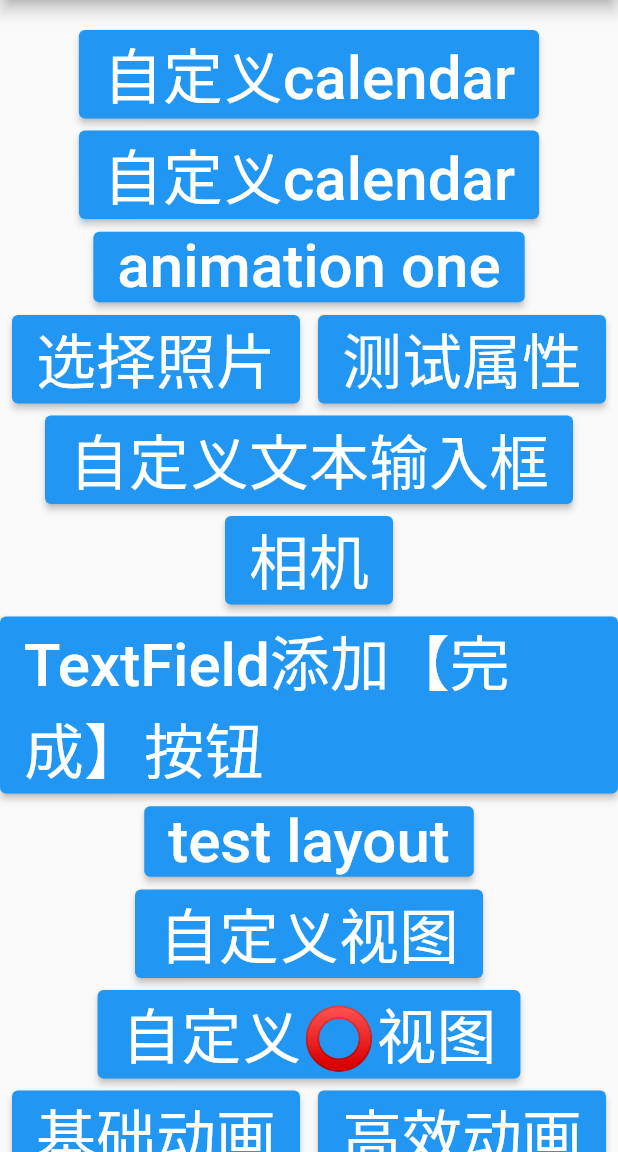
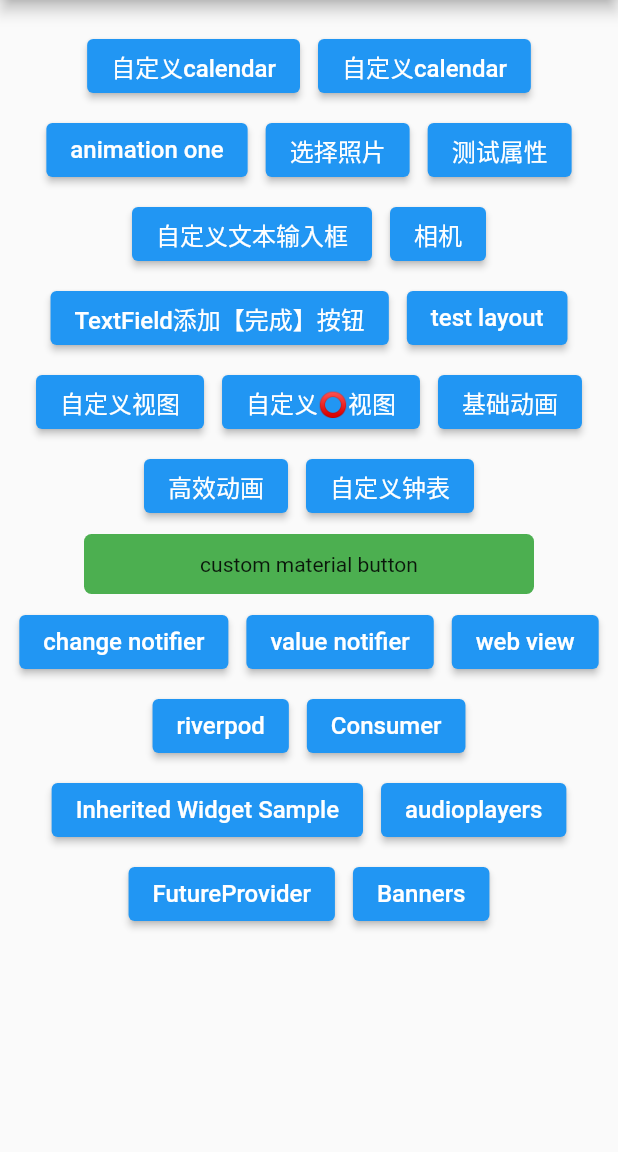
Before and after one commit to zishabei/flutter_repository, a Flutter app: the screen it shows after launch, on a phone screen of 412 x 824 dp, the part 84-1236 px from its top. Run offline on Flutter 3.47's test engine with Material 2 defaults, Android fonts, the phone set to English and light mode, and no system bars; our stand-ins replace audioplayers, camera, flutter_hooks, flutter_riverpod, flutter_svg, hooks_riverpod and 3 more; missing offline and left inert: wechat_assets_picker; generated files the repository leaves out were written again; project files that could hold a hidden picture were left out.

Commit message:
riverpod consumer组件实现局部刷新

```diff
--- a/lib/main.dart
+++ b/lib/main.dart
@@ -1,9 +1,11 @@
 import 'package:camera/camera.dart';
 import 'package:flutter/material.dart';
 import 'package:flutter/services.dart';
+import 'package:flutter_project/example/banners/banners.dart';
 import 'package:flutter_project/example/clock/custom_clock.dart';
 import 'package:flutter_project/riverpod/future_provider/future_provider_test.dart';
 import 'package:flutter_project/riverpod/hello_riverpod.dart';
+import 'package:flutter_project/riverpod/riverpod_consumer.dart';
 import 'package:flutter_project/useplugin/web_view_test.dart';
 import 'package:flutter_project/value_notifier.dart';
 import 'package:flutter_project/widget/animation/animated_builder_study.dart';
@@ -176,6 +178,12 @@ class _MyHomePageState extends State<MyHomePage> {
                 ),
                 ElevatedButton(
                   onPressed: () async {
+                    Navigator.of(context).push(RiverpodConsumer.route);
+                  },
+                  child: buttonText("Consumer"),
+                ),
+                ElevatedButton(
+                  onPressed: () async {
                     Navigator.of(context).push(InheritedWidgetTest.route);
                   },
                   child: buttonText("Inherited Widget Sample"),
@@ -192,6 +200,12 @@ class _MyHomePageState extends State<MyHomePage> {
                   },
                   child: buttonText("FutureProvider"),
                 ),
+                ElevatedButton(
+                  onPressed: () async {
+                    Navigator.of(context).push(Banners.route);
+                  },
+                  child: buttonText("Banners"),
+                ),
               ],
             ),
           ),
@@ -204,7 +218,7 @@ class _MyHomePageState extends State<MyHomePage> {
       style: Theme.of(context)
           .textTheme
           .button
-          ?.copyWith(fontSize: 40, color: Colors.white),
+          ?.copyWith(fontSize: 16, color: Colors.white),
     );
   }
 }
```
Also changed, not shown: lib/riverpod/riverpod_consumer.dart (added, +68 -0 lines).
